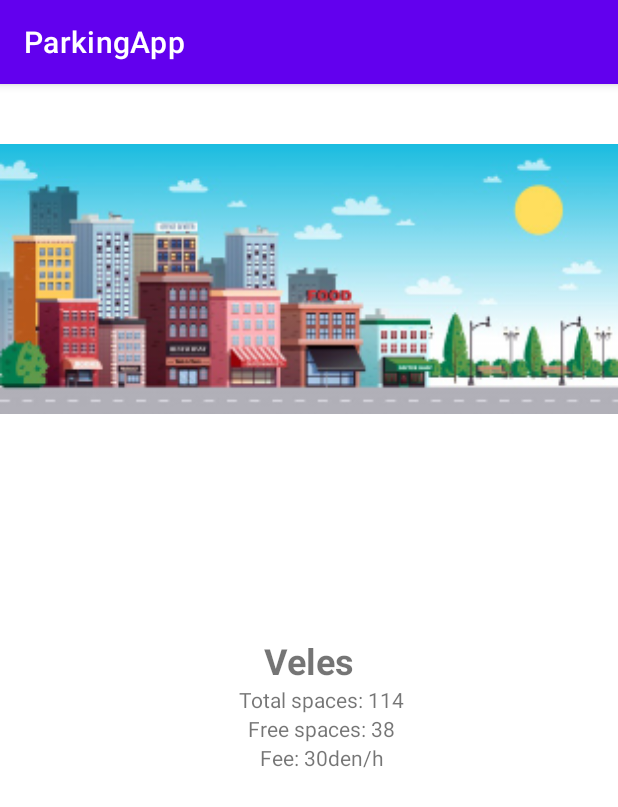
After one commit to 1221345/12345, an Android app: the CityDetails screen opened directly, with no data from a screen before it, on a phone screen of 412 x 824 dp. The commit adds this screen. Shown: the top 807 px of the screen. Run offline under Robolectric (Android 15) with nearby library versions, the phone set to English and light mode, and no system bars.

Commit message:
CityDetails and MyReservations Implement (WIP)

```diff
--- /dev/null
+++ b/ParkingApp/app/src/main/java/com/example/parkingapp/screen/city/details/CityDetails.java
@@ -0,0 +1,16 @@
+package com.example.parkingapp.screen.city.details;
+
+import androidx.appcompat.app.AppCompatActivity;
+
+import android.os.Bundle;
+
+import com.example.parkingapp.R;
+
+public class CityDetails extends AppCompatActivity {
+
+    @Override
+    protected void onCreate(Bundle savedInstanceState) {
+        super.onCreate(savedInstanceState);
+        setContentView(R.layout.activity_city_details);
+    }
+}
--- a/ParkingApp/app/src/main/java/com/example/parkingapp/screen/login/LoginActivity.java
+++ b/ParkingApp/app/src/main/java/com/example/parkingapp/screen/login/LoginActivity.java
@@ -8,7 +8,7 @@ import androidx.appcompat.app.AppCompatActivity;
 
 import com.example.parkingapp.app.App;
 import com.example.parkingapp.databinding.ActivityLoginBinding;
-import com.example.parkingapp.screen.city.CityActivity;
+import com.example.parkingapp.screen.city.list.CityActivity;
 import com.example.parkingapp.screen.register.RegisterActivity;
 import com.example.parkingapp.util.EmailValidator;
 import com.example.parkingapp.util.SharedPrefUtil;
--- a/ParkingApp/app/src/main/java/com/example/parkingapp/screen/splash/SplashActivity.java
+++ b/ParkingApp/app/src/main/java/com/example/parkingapp/screen/splash/SplashActivity.java
@@ -25,7 +25,6 @@ public class SplashActivity extends AppCompatActivity {
                 initCities();
             }
 
-            App.getDatabase().userDao().findUserByMail("vik@vik.com");
 //            if (App.getDatabase() != null && !App.getDatabase().userDao().getAll().isEmpty()) {
 //                startNextActivity(new Intent(SplashActivity.this, MainActivity.class));
 //            } else {
--- /dev/null
+++ b/ParkingApp/app/src/main/res/layout/activity_city_details.xml
@@ -0,0 +1,68 @@
+<?xml version="1.0" encoding="utf-8"?>
+<androidx.constraintlayout.widget.ConstraintLayout xmlns:android="http://schemas.android.com/apk/res/android"
+    xmlns:app="http://schemas.android.com/apk/res-auto"
+    xmlns:tools="http://schemas.android.com/tools"
+    android:layout_width="match_parent"
+    android:layout_height="match_parent"
+    tools:context=".screen.city.details.CityDetails">
+
+    <ImageView
+        android:id="@+id/cityImage"
+        android:layout_width="match_parent"
+        android:layout_height="180dp"
+        android:background="@drawable/city"
+        android:layout_marginTop="40dp"
+        app:layout_constraintEnd_toEndOf="parent"
+        app:layout_constraintStart_toStartOf="parent"
+        app:layout_constraintTop_toTopOf="parent" />
+
+    <TextView
+        android:id="@+id/cityName"
+        android:layout_width="match_parent"
+        android:layout_height="wrap_content"
+        android:gravity="center"
+        android:text="Veles"
+        android:textSize="24sp"
+        android:textStyle="bold"
+        app:layout_constraintBottom_toBottomOf="parent"
+        app:layout_constraintEnd_toEndOf="parent"
+        app:layout_constraintStart_toStartOf="parent"
+        app:layout_constraintTop_toTopOf="parent" />
+
+    <TextView
+        android:id="@+id/totalSpaces"
+        android:layout_width="match_parent"
+        android:layout_height="wrap_content"
+        android:gravity="center"
+        android:paddingStart="16dp"
+        android:paddingEnd="0dp"
+        android:text="@string/total_spaces"
+        app:layout_constraintEnd_toEndOf="parent"
+        app:layout_constraintStart_toStartOf="parent"
+        app:layout_constraintTop_toBottomOf="@id/cityName" />
+
+    <TextView
+        android:id="@+id/freeSpaces"
+        android:layout_width="match_parent"
+        android:layout_height="wrap_content"
+        android:gravity="center"
+        android:paddingStart="16dp"
+        android:paddingEnd="0dp"
+        android:text="@string/free_spaces"
+        app:layout_constraintEnd_toEndOf="parent"
+        app:layout_constraintStart_toStartOf="parent"
+        app:layout_constraintTop_toBottomOf="@id/totalSpaces" />
+
+    <TextView
+        android:id="@+id/fee"
+        android:layout_width="match_parent"
+        android:layout_height="wrap_content"
+        android:gravity="center"
+        android:paddingStart="16dp"
+        android:paddingEnd="0dp"
+        android:text="@string/fee"
+        app:layout_constraintEnd_toEndOf="parent"
+        app:layout_constraintStart_toStartOf="parent"
+        app:layout_constraintTop_toBottomOf="@id/freeSpaces" />
+
+</androidx.constraintlayout.widget.ConstraintLayout>
--- a/ParkingApp/app/src/main/res/layout/item_city.xml
+++ b/ParkingApp/app/src/main/res/layout/item_city.xml
@@ -2,6 +2,7 @@
 <androidx.constraintlayout.widget.ConstraintLayout xmlns:android="http://schemas.android.com/apk/res/android"
     xmlns:app="http://schemas.android.com/apk/res-auto"
     android:layout_width="match_parent"
+    android:id="@+id/container"
     android:layout_height="65dp"
     android:layout_marginStart="4dp"
     android:layout_marginTop="4dp"
--- a/ParkingApp/app/src/main/res/values/strings.xml
+++ b/ParkingApp/app/src/main/res/values/strings.xml
@@ -13,4 +13,8 @@
     <string name="close">Close</string>
     <string name="reservation">Reserve</string>
     <string name="my_reservations">My Reservations</string>
+    <string name="city_name">City name:</string>
+    <string name="total_spaces">Total spaces: 114</string>
+    <string name="free_spaces">Free spaces: 38</string>
+    <string name="fee">Fee: 30den/h</string>
 </resources>
```
Also changed, not shown: ParkingApp/app/src/main/AndroidManifest.xml (+6 -3 lines), ParkingApp/app/src/main/java/com/example/parkingapp/screen/city/list/CityActivity.java (renamed from ParkingApp/app/src/main/java/com/example/parkingapp/screen/city/CityActivity.java, +14 -2 lines), ParkingApp/app/src/main/java/com/example/parkingapp/screen/city/list/CityAdapter.java (renamed from ParkingApp/app/src/main/java/com/example/parkingapp/screen/city/CityAdapter.java, +6 -1 lines), ParkingApp/app/src/main/java/com/example/parkingapp/screen/myreservations/MyReservationsActivity.java (added, +16 -0 lines), ParkingApp/app/src/main/java/com/example/parkingapp/screen/reservation/ReservationActivity.java (added, +16 -0 lines), ParkingApp/app/src/main/res/layout/activity_my_reservations.xml (added, +21 -0 lines), ParkingApp/app/src/main/res/layout/activity_reservation.xml (added, +20 -0 lines), ParkingApp/app/src/main/res/drawable-xxhdpi/city.png (added).
